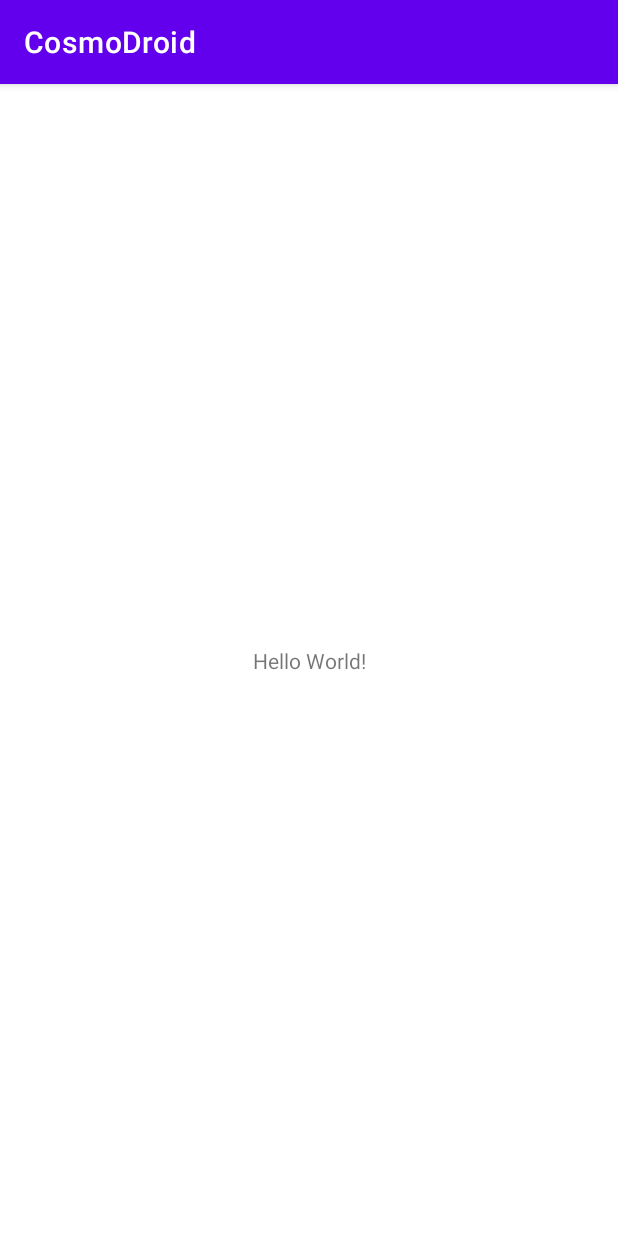
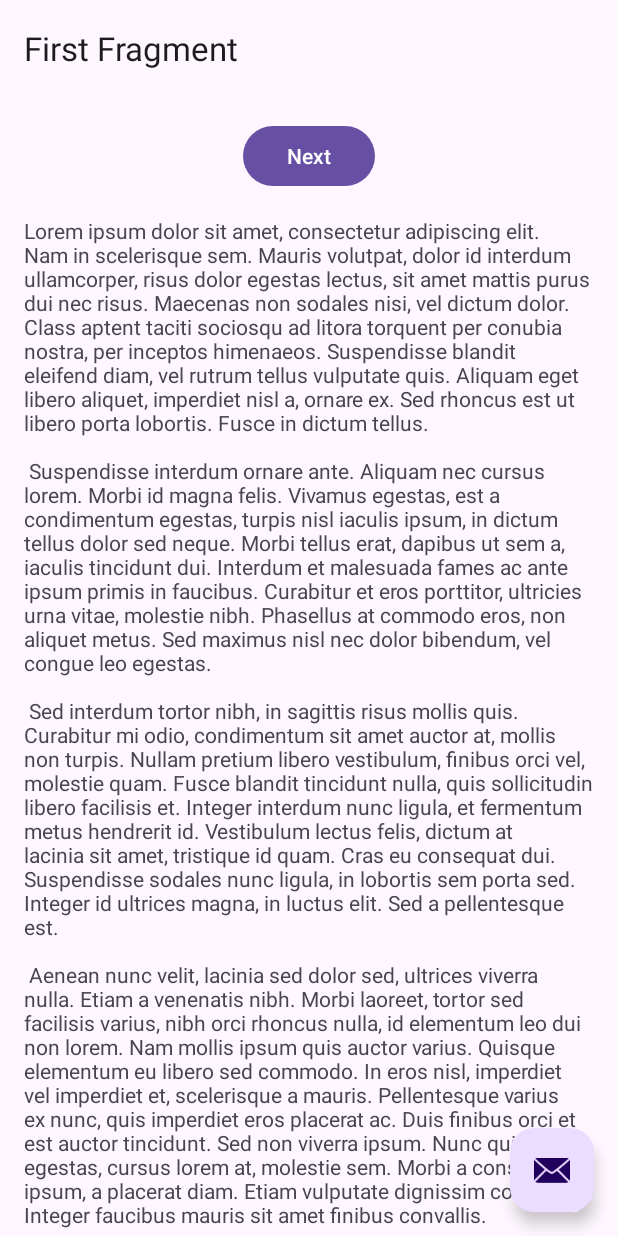
Before and after one commit to Astemir2147/CosmoDroid, an Android app: the screen it shows after launch (MainActivity), on a phone screen of 412 x 824 dp. Run offline under Robolectric (Android 15) with nearby library versions, the phone set to English and light mode, and no system bars; our stand-ins replace navigation-ui.

Commit message:
Material 3

```diff
--- a/app/build.gradle
+++ b/app/build.gradle
@@ -29,6 +29,9 @@ android {
     kotlinOptions {
         jvmTarget = '1.8'
     }
+    buildFeatures {
+        viewBinding true
+    }
 }
 
 dependencies {
@@ -37,6 +40,8 @@ dependencies {
     implementation 'androidx.appcompat:appcompat:1.4.2'
     implementation 'com.google.android.material:material:1.6.1'
     implementation 'androidx.constraintlayout:constraintlayout:2.1.4'
+    implementation 'androidx.navigation:navigation-fragment-ktx:2.3.5'
+    implementation 'androidx.navigation:navigation-ui-ktx:2.3.5'
     testImplementation 'junit:junit:4.13.2'
     androidTestImplementation 'androidx.test.ext:junit:1.1.3'
     androidTestImplementation 'androidx.test.espresso:espresso-core:3.4.0'
--- a/app/src/main/AndroidManifest.xml
+++ b/app/src/main/AndroidManifest.xml
@@ -1,6 +1,6 @@
 <?xml version="1.0" encoding="utf-8"?>
-<manifest xmlns:android="http://schemas.android.com/apk/res/android"
-    package="com.ilein.cosmodroid">
+<manifest package="com.ilein.cosmodroid"
+    xmlns:android="http://schemas.android.com/apk/res/android">
 
     <application
         android:name=".App"
@@ -12,6 +12,7 @@
         android:theme="@style/Theme.CosmoDroid">
         <activity
             android:name=".MainActivity"
+
             android:exported="true">
             <intent-filter>
                 <action android:name="android.intent.action.MAIN" />
--- /dev/null
+++ b/app/src/main/java/com/ilein/cosmodroid/FirstFragment.kt
@@ -0,0 +1,43 @@
+package com.ilein.cosmodroid
+
+import android.os.Bundle
+import androidx.fragment.app.Fragment
+import android.view.LayoutInflater
+import android.view.View
+import android.view.ViewGroup
+import androidx.navigation.fragment.findNavController
+import com.ilein.cosmodroid.databinding.FragmentFirstBinding
+
+/**
+ * A simple [Fragment] subclass as the default destination in the navigation.
+ */
+class FirstFragment : Fragment() {
+
+    private var _binding: FragmentFirstBinding? = null
+
+    // This property is only valid between onCreateView and
+    // onDestroyView.
+    private val binding get() = _binding!!
+
+    override fun onCreateView(
+        inflater: LayoutInflater, container: ViewGroup?,
+        savedInstanceState: Bundle?
+    ): View? {
+
+        _binding = FragmentFirstBinding.inflate(inflater, container, false)
+        return binding.root
+    }
+
+    override fun onViewCreated(view: View, savedInstanceState: Bundle?) {
+        super.onViewCreated(view, savedInstanceState)
+
+        binding.buttonFirst.setOnClickListener {
+            findNavController().navigate(R.id.action_FirstFragment_to_SecondFragment)
+        }
+    }
+
+    override fun onDestroyView() {
+        super.onDestroyView()
+        _binding = null
+    }
+}
--- a/app/src/main/java/com/ilein/cosmodroid/MainActivity.kt
+++ b/app/src/main/java/com/ilein/cosmodroid/MainActivity.kt
@@ -1,11 +1,43 @@
 package com.ilein.cosmodroid
 
+import android.os.Bundle
+import com.google.android.material.snackbar.Snackbar
 import androidx.appcompat.app.AppCompatActivity
-import android.os.Bundle
+import androidx.core.view.WindowCompat
+import androidx.navigation.findNavController
+import androidx.navigation.ui.AppBarConfiguration
+import androidx.navigation.ui.navigateUp
+import androidx.navigation.ui.setupActionBarWithNavController
+import com.ilein.cosmodroid.databinding.ActivityMain2Binding
 
 class MainActivity : AppCompatActivity() {
+
+    private lateinit var appBarConfiguration: AppBarConfiguration
+    private lateinit var binding: ActivityMain2Binding
+
     override fun onCreate(savedInstanceState: Bundle?) {
+        WindowCompat.setDecorFitsSystemWindows(window, false)
         super.onCreate(savedInstanceState)
-        setContentView(R.layout.activity_main)
+
+        binding = ActivityMain2Binding.inflate(layoutInflater)
+        setContentView(binding.root)
+
+        setSupportActionBar(binding.toolbar)
+
+        val navController = findNavController(R.id.nav_host_fragment_content_main)
+        appBarConfiguration = AppBarConfiguration(navController.graph)
+        setupActionBarWithNavController(navController, appBarConfiguration)
+
+        binding.fab.setOnClickListener { view ->
+            Snackbar.make(view, "Replace with your own action", Snackbar.LENGTH_LONG)
+                .setAnchorView(R.id.fab)
+                .setAction("Action", null).show()
+        }
+    }
+
+    override fun onSupportNavigateUp(): Boolean {
+        val navController = findNavController(R.id.nav_host_fragment_content_main)
+        return navController.navigateUp(appBarConfiguration)
+            || super.onSupportNavigateUp()
     }
 }
--- a/app/src/main/res/layout/activity_main.xml
+++ /dev/null
@@ -1,18 +0,0 @@
-<?xml version="1.0" encoding="utf-8"?>
-<androidx.constraintlayout.widget.ConstraintLayout xmlns:android="http://schemas.android.com/apk/res/android"
-    xmlns:app="http://schemas.android.com/apk/res-auto"
-    xmlns:tools="http://schemas.android.com/tools"
-    android:layout_width="match_parent"
-    android:layout_height="match_parent"
-    tools:context=".MainActivity">
-
-    <TextView
-        android:layout_width="wrap_content"
-        android:layout_height="wrap_content"
-        android:text="Hello World!"
-        app:layout_constraintBottom_toBottomOf="parent"
-        app:layout_constraintLeft_toLeftOf="parent"
-        app:layout_constraintRight_toRightOf="parent"
-        app:layout_constraintTop_toTopOf="parent" />
-
-</androidx.constraintlayout.widget.ConstraintLayout>
--- /dev/null
+++ b/app/src/main/res/layout/activity_main2.xml
@@ -0,0 +1,33 @@
+<?xml version="1.0" encoding="utf-8"?>
+<androidx.coordinatorlayout.widget.CoordinatorLayout xmlns:android="http://schemas.android.com/apk/res/android"
+    xmlns:app="http://schemas.android.com/apk/res-auto"
+    xmlns:tools="http://schemas.android.com/tools"
+    android:layout_width="match_parent"
+    android:layout_height="match_parent"
+    android:fitsSystemWindows="true"
+    tools:context=".MainActivity">
+
+    <com.google.android.material.appbar.AppBarLayout
+        android:layout_width="match_parent"
+        android:layout_height="wrap_content"
+        android:fitsSystemWindows="true">
+
+        <com.google.android.material.appbar.MaterialToolbar
+            android:id="@+id/toolbar"
+            android:layout_width="match_parent"
+            android:layout_height="?attr/actionBarSize" />
+
+    </com.google.android.material.appbar.AppBarLayout>
+
+    <com.google.android.material.floatingactionbutton.FloatingActionButton
+        android:id="@+id/fab"
+        android:layout_width="wrap_content"
+        android:layout_height="wrap_content"
+        android:layout_gravity="bottom|end"
+        android:layout_marginBottom="16dp"
+        android:layout_marginEnd="@dimen/fab_margin"
+        app:srcCompat="@android:drawable/ic_dialog_email" />
+
+    <include layout="@layout/content_main" />
+
+</androidx.coordinatorlayout.widget.CoordinatorLayout>
--- /dev/null
+++ b/app/src/main/res/layout/content_main.xml
@@ -0,0 +1,19 @@
+<?xml version="1.0" encoding="utf-8"?>
+<androidx.constraintlayout.widget.ConstraintLayout xmlns:android="http://schemas.android.com/apk/res/android"
+    xmlns:app="http://schemas.android.com/apk/res-auto"
+    android:layout_width="match_parent"
+    android:layout_height="match_parent"
+    app:layout_behavior="@string/appbar_scrolling_view_behavior">
+
+    <fragment
+        android:id="@+id/nav_host_fragment_content_main"
+        android:name="androidx.navigation.fragment.NavHostFragment"
+        android:layout_width="0dp"
+        android:layout_height="0dp"
+        app:defaultNavHost="true"
+        app:layout_constraintBottom_toBottomOf="parent"
+        app:layout_constraintEnd_toEndOf="parent"
+        app:layout_constraintStart_toStartOf="parent"
+        app:layout_constraintTop_toTopOf="parent"
+        app:navGraph="@navigation/nav_graph" />
+</androidx.constraintlayout.widget.ConstraintLayout>
--- /dev/null
+++ b/app/src/main/res/layout/fragment_first.xml
@@ -0,0 +1,35 @@
+<?xml version="1.0" encoding="utf-8"?>
+<androidx.core.widget.NestedScrollView xmlns:android="http://schemas.android.com/apk/res/android"
+    xmlns:app="http://schemas.android.com/apk/res-auto"
+    xmlns:tools="http://schemas.android.com/tools"
+    android:layout_width="match_parent"
+    android:layout_height="match_parent"
+    tools:context=".FirstFragment">
+
+    <androidx.constraintlayout.widget.ConstraintLayout
+        android:layout_width="match_parent"
+        android:layout_height="match_parent"
+        android:padding="16dp">
+
+        <Button
+            android:id="@+id/button_first"
+            android:layout_width="wrap_content"
+            android:layout_height="wrap_content"
+            android:text="@string/next"
+            app:layout_constraintBottom_toTopOf="@id/textview_first"
+            app:layout_constraintEnd_toEndOf="parent"
+            app:layout_constraintStart_toStartOf="parent"
+            app:layout_constraintTop_toTopOf="parent" />
+
+        <TextView
+            android:id="@+id/textview_first"
+            android:layout_width="wrap_content"
+            android:layout_height="wrap_content"
+            android:layout_marginTop="16dp"
+            android:text="@string/lorem_ipsum"
+            app:layout_constraintBottom_toBottomOf="parent"
+            app:layout_constraintEnd_toEndOf="parent"
+            app:layout_constraintStart_toStartOf="parent"
+            app:layout_constraintTop_toBottomOf="@id/button_first" />
+    </androidx.constraintlayout.widget.ConstraintLayout>
+</androidx.core.widget.NestedScrollView>
--- /dev/null
+++ b/app/src/main/res/navigation/nav_graph.xml
@@ -0,0 +1,28 @@
+<?xml version="1.0" encoding="utf-8"?>
+<navigation android:id="@+id/nav_graph"
+    xmlns:android="http://schemas.android.com/apk/res/android"
+    xmlns:app="http://schemas.android.com/apk/res-auto"
+    xmlns:tools="http://schemas.android.com/tools"
+    app:startDestination="@id/FirstFragment">
+
+    <fragment
+        android:id="@+id/FirstFragment"
+        android:name="com.ilein.cosmodroid.FirstFragment"
+        android:label="@string/first_fragment_label"
+        tools:layout="@layout/fragment_first">
+
+        <action
+            android:id="@+id/action_FirstFragment_to_SecondFragment"
+            app:destination="@id/SecondFragment" />
+    </fragment>
+    <fragment
+        android:id="@+id/SecondFragment"
+        android:name="com.ilein.cosmodroid.SecondFragment"
+        android:label="@string/second_fragment_label"
+        tools:layout="@layout/fragment_second">
+
+        <action
+            android:id="@+id/action_SecondFragment_to_FirstFragment"
+            app:destination="@id/FirstFragment" />
+    </fragment>
+</navigation>
--- /dev/null
+++ b/app/src/main/res/values-land/dimens.xml
@@ -0,0 +1,3 @@
+<resources>
+    <dimen name="fab_margin">48dp</dimen>
+</resources>
--- /dev/null
+++ b/app/src/main/res/values-v29/themes.xml
@@ -0,0 +1,9 @@
+<resources xmlns:tools="http://schemas.android.com/tools">
+
+    <style name="Theme.CosmoDroid" parent="Theme.Material3.DayNight.NoActionBar">
+        <!-- Transparent system bars for edge-to-edge. -->
+        <item name="android:navigationBarColor">@android:color/transparent</item>
+        <item name="android:statusBarColor">@android:color/transparent</item>
+        <item name="android:windowLightStatusBar">?attr/isLightTheme</item>
+    </style>
+</resources>
--- /dev/null
+++ b/app/src/main/res/values-w1240dp/dimens.xml
@@ -0,0 +1,3 @@
+<resources>
+    <dimen name="fab_margin">200dp</dimen>
+</resources>
--- /dev/null
+++ b/app/src/main/res/values-w600dp/dimens.xml
@@ -0,0 +1,3 @@
+<resources>
+    <dimen name="fab_margin">48dp</dimen>
+</resources>
--- /dev/null
+++ b/app/src/main/res/values/dimens.xml
@@ -0,0 +1,3 @@
+<resources>
+    <dimen name="fab_margin">16dp</dimen>
+</resources>
--- a/app/src/main/res/values/strings.xml
+++ b/app/src/main/res/values/strings.xml
@@ -1,3 +1,34 @@
 <resources>
     <string name="app_name">CosmoDroid</string>
+    <string name="title_activity_main2">MainActivity2</string>
+    <!-- Strings used for fragments for navigation -->
+    <string name="first_fragment_label">First Fragment</string>
+    <string name="second_fragment_label">Second Fragment</string>
+    <string name="next">Next</string>
+    <string name="previous">Previous</string>
+
+    <string name="lorem_ipsum">
+        Lorem ipsum dolor sit amet, consectetur adipiscing elit. Nam in scelerisque sem. Mauris volutpat, dolor id interdum ullamcorper, risus dolor
+        egestas lectus, sit amet mattis purus dui nec risus. Maecenas non sodales nisi, vel dictum dolor. Class aptent taciti sociosqu ad litora
+        torquent per conubia nostra, per inceptos himenaeos. Suspendisse blandit eleifend diam, vel rutrum tellus vulputate quis. Aliquam eget libero
+        aliquet, imperdiet nisl a, ornare ex. Sed rhoncus est ut libero porta lobortis. Fusce in dictum tellus.\n\n
+        Suspendisse interdum ornare ante. Aliquam nec cursus lorem. Morbi id magna felis. Vivamus egestas, est a condimentum egestas, turpis nisl
+        iaculis ipsum, in dictum tellus dolor sed neque. Morbi tellus erat, dapibus ut sem a, iaculis tincidunt dui. Interdum et malesuada fames ac
+        ante ipsum primis in faucibus. Curabitur et eros porttitor, ultricies urna vitae, molestie nibh. Phasellus at commodo eros, non aliquet metus.
+        Sed maximus nisl nec dolor bibendum, vel congue leo egestas.\n\n
+        Sed interdum tortor nibh, in sagittis risus mollis quis. Curabitur mi odio, condimentum sit amet auctor at, mollis non turpis. Nullam pretium
+        libero vestibulum, finibus orci vel, molestie quam. Fusce blandit tincidunt nulla, quis sollicitudin libero facilisis et. Integer interdum
+        nunc ligula, et fermentum metus hendrerit id. Vestibulum lectus felis, dictum at lacinia sit amet, tristique id quam. Cras eu consequat dui.
+        Suspendisse sodales nunc ligula, in lobortis sem porta sed. Integer id ultrices magna, in luctus elit. Sed a pellentesque est.\n\n
+        Aenean nunc velit, lacinia sed dolor sed, ultrices viverra nulla. Etiam a venenatis nibh. Morbi laoreet, tortor sed facilisis varius, nibh
+        orci rhoncus nulla, id elementum leo dui non lorem. Nam mollis ipsum quis auctor varius. Quisque elementum eu libero sed commodo. In eros
+        nisl, imperdiet vel imperdiet et, scelerisque a mauris. Pellentesque varius ex nunc, quis imperdiet eros placerat ac. Duis finibus orci et est
+        auctor tincidunt. Sed non viverra ipsum. Nunc quis augue egestas, cursus lorem at, molestie sem. Morbi a consectetur ipsum, a placerat diam.
+        Etiam vulputate dignissim convallis. Integer faucibus mauris sit amet finibus convallis.\n\n
+        Phasellus in aliquet mi. Pellentesque habitant morbi tristique senectus et netus et malesuada fames ac turpis egestas. In volutpat arcu ut
+        felis sagittis, in finibus massa gravida. Pellentesque id tellus orci. Integer dictum, lorem sed efficitur ullamcorper, libero justo
+        consectetur ipsum, in mollis nisl ex sed nisl. Donec maximus ullamcorper sodales. Praesent bibendum rhoncus tellus nec feugiat. In a ornare
+        nulla. Donec rhoncus libero vel nunc consequat, quis tincidunt nisl eleifend. Cras bibendum enim a justo luctus vestibulum. Fusce dictum
+        libero quis erat maximus, vitae volutpat diam dignissim.
+    </string>
 </resources>
```
Also changed, not shown: app/src/main/java/com/ilein/cosmodroid/SecondFragment.kt (added, +43 -0 lines), app/src/main/res/layout/fragment_second.xml (added, +35 -0 lines), 1 other file.
